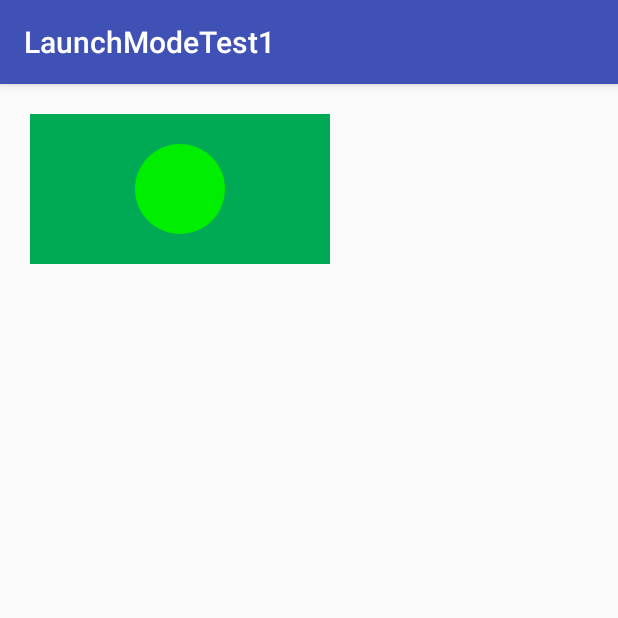
After one commit to countBunny/android_dev_art_note, an Android app: the CustomViewActivity screen opened directly, with no data from a screen before it, on a phone screen of 412 x 824 dp, the top half of it. The commit adds this screen. Run offline under Robolectric (Android 15) with nearby library versions, the phone set to English and light mode, and no system bars.

Commit message:
custom view example

```diff
--- a/app/src/main/AndroidManifest.xml
+++ b/app/src/main/AndroidManifest.xml
@@ -105,6 +105,8 @@
         </activity>
         <activity android:name=".touchconflict.DemoActivity2">
         </activity>
+        <activity android:name=".customview.CustomViewActivity">
+        </activity>
     </application>
 
 </manifest>
--- a/app/src/main/java/com/example/countbunny/launchmodetest1/MainActivity.java
+++ b/app/src/main/java/com/example/countbunny/launchmodetest1/MainActivity.java
@@ -11,6 +11,7 @@ import android.view.ViewGroup;
 import android.widget.TextView;
 
 import com.example.countbunny.launchmodetest1.aidl.AidlActivity;
+import com.example.countbunny.launchmodetest1.customview.CustomViewActivity;
 import com.example.countbunny.launchmodetest1.viewevent.ViewEventActivity;
 
 public class MainActivity extends AppCompatActivity {
@@ -83,6 +84,10 @@ public class MainActivity extends AppCompatActivity {
                 Intent intent = new Intent();
                 intent.setClass(itemView.getContext(), ViewEventActivity.class);
                 itemView.getContext().startActivity(intent);
+            } else if (getLayoutPosition() == 3){
+                Intent intent = new Intent();
+                intent.setClass(itemView.getContext(), CustomViewActivity.class);
+                itemView.getContext().startActivity(intent);
             }
         }
     }
--- /dev/null
+++ b/app/src/main/java/com/example/countbunny/launchmodetest1/customview/CircleView.java
@@ -0,0 +1,81 @@
+package com.example.countbunny.launchmodetest1.customview;
+
+import android.content.Context;
+import android.content.res.TypedArray;
+import android.graphics.Canvas;
+import android.graphics.Color;
+import android.graphics.Paint;
+import android.support.annotation.Nullable;
+import android.util.AttributeSet;
+import android.util.TypedValue;
+import android.view.View;
+
+import com.example.countbunny.launchmodetest1.R;
+
+/**
+ * Created by countBunny on 2018/4/14.
+ */
+
+public class CircleView extends View {
+
+    private int mColor = Color.RED;
+    private Paint mPaint = new Paint(Paint.ANTI_ALIAS_FLAG);
+    private int mDefaultSize;
+
+    public CircleView(Context context) {
+        super(context);
+        init();
+    }
+
+    private void init() {
+        mPaint.setColor(mColor);
+        mDefaultSize = (int) TypedValue.applyDimension(TypedValue.COMPLEX_UNIT_DIP, 200,
+                getContext().getResources().getDisplayMetrics());
+    }
+
+    public CircleView(Context context, @Nullable AttributeSet attrs) {
+        this(context, attrs, 0);
+    }
+
+    public CircleView(Context context, @Nullable AttributeSet attrs, int defStyleAttr) {
+        this(context, attrs, defStyleAttr, 0);
+    }
+
+    public CircleView(Context context, @Nullable AttributeSet attrs, int defStyleAttr, int defStyleRes) {
+        super(context, attrs, defStyleAttr, defStyleRes);
+        TypedArray a = context.obtainStyledAttributes(attrs, R.styleable.CircleView);
+        mColor = a.getColor(R.styleable.CircleView_cvColor, Color.RED);
+        a.recycle();
+        init();
+    }
+
+    @Override
+    protected void onMeasure(int widthMeasureSpec, int heightMeasureSpec) {
+        super.onMeasure(widthMeasureSpec, heightMeasureSpec);
+        int widthMode = MeasureSpec.getMode(widthMeasureSpec);
+        int heightMode = MeasureSpec.getMode(heightMeasureSpec);
+        int widthSize = MeasureSpec.getSize(widthMeasureSpec);
+        int heightSize = MeasureSpec.getSize(heightMeasureSpec);
+        if (widthMode == MeasureSpec.AT_MOST) {
+            widthSize = mDefaultSize;
+        }
+        if (heightMode == MeasureSpec.AT_MOST) {
+            heightSize = mDefaultSize;
+        }
+        setMeasuredDimension(widthSize, heightSize);
+    }
+
+    @Override
+    protected void onDraw(Canvas canvas) {
+        super.onDraw(canvas);
+        final int paddingStart = getPaddingStart();
+        final int paddingEnd = getPaddingEnd();
+        final int paddingTop = getPaddingTop();
+        final int paddingBottom = getPaddingBottom();
+
+        int width = getWidth() - paddingStart - paddingEnd;
+        int height = getHeight() - paddingBottom - paddingTop;
+        int radius = Math.min(width, height) / 2;
+        canvas.drawCircle(paddingStart + width / 2, paddingTop + height / 2, radius, mPaint);
+    }
+}
--- /dev/null
+++ b/app/src/main/java/com/example/countbunny/launchmodetest1/customview/CustomViewActivity.java
@@ -0,0 +1,15 @@
+package com.example.countbunny.launchmodetest1.customview;
+
+import android.support.v7.app.AppCompatActivity;
+import android.os.Bundle;
+
+import com.example.countbunny.launchmodetest1.R;
+
+public class CustomViewActivity extends AppCompatActivity {
+
+    @Override
+    protected void onCreate(Bundle savedInstanceState) {
+        super.onCreate(savedInstanceState);
+        setContentView(R.layout.activity_custom_view);
+    }
+}
--- /dev/null
+++ b/app/src/main/res/layout/activity_custom_view.xml
@@ -0,0 +1,18 @@
+<?xml version="1.0" encoding="utf-8"?>
+<LinearLayout
+    xmlns:android="http://schemas.android.com/apk/res/android"
+    xmlns:app="http://schemas.android.com/apk/res-auto"
+    xmlns:tools="http://schemas.android.com/tools"
+    android:layout_width="match_parent"
+    android:layout_height="match_parent"
+    tools:context="com.example.countbunny.launchmodetest1.customview.CustomViewActivity">
+    <com.example.countbunny.launchmodetest1.customview.CircleView
+        android:id="@+id/cv"
+        android:layout_width="wrap_content"
+        android:layout_height="100dp"
+        android:layout_margin="20dp"
+        android:padding="20dp"
+        android:background="#0a5"
+        app:cvColor="#0e0"
+        />
+</LinearLayout>
--- /dev/null
+++ b/app/src/main/res/values/attrs_circle_view.xml
@@ -0,0 +1,6 @@
+<?xml version="1.0" encoding="utf-8"?>
+<resources>
+    <declare-styleable name="CircleView">
+        <attr name="cvColor" format="color"/>
+    </declare-styleable>
+</resources>
--- a/app/src/main/res/values/strings.xml
+++ b/app/src/main/res/values/strings.xml
@@ -5,5 +5,6 @@
         <item>Activity启动方式</item>
         <item>IPC机制test1-aidl</item>
         <item>View的事件体系</item>
+        <item>自定义View的注意事项</item>
     </string-array>
 </resources>
```
